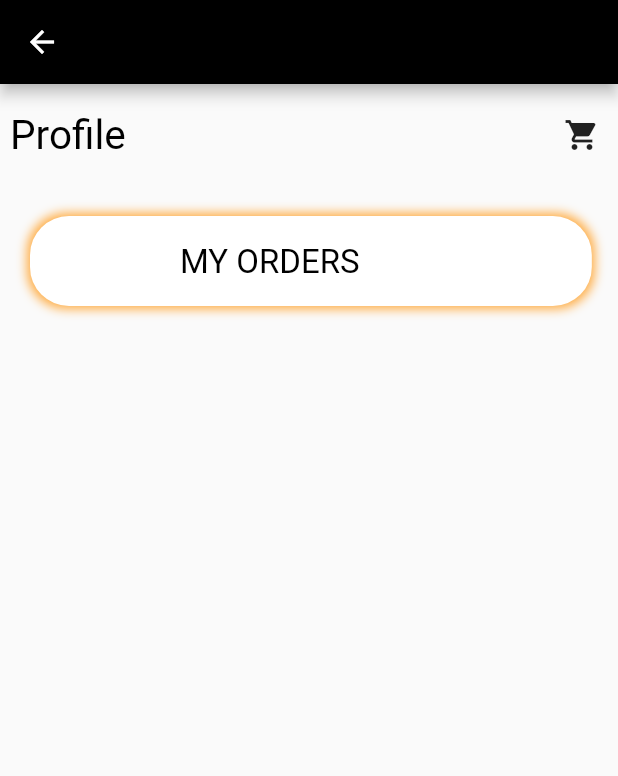
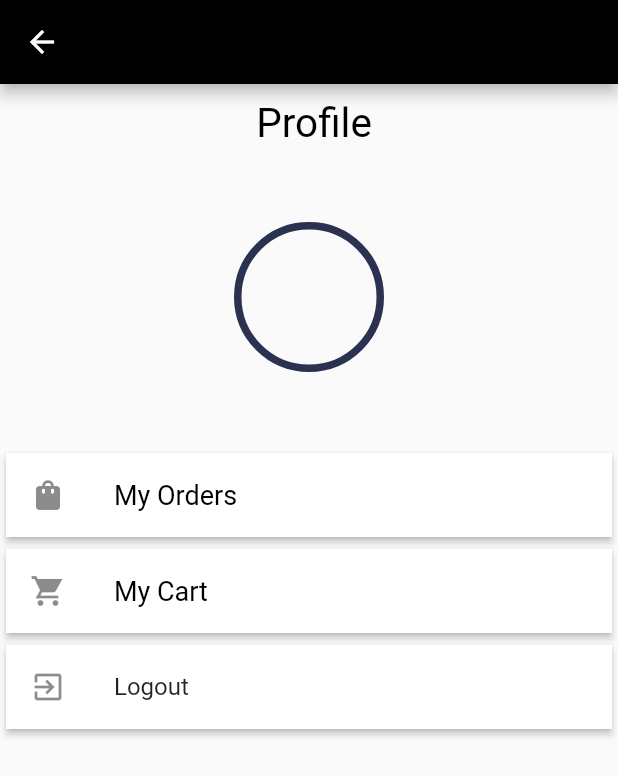
Before and after one commit to prerna12s/Food_delievery_app, a Flutter app: the Profile screen opened by its route, on a phone screen of 412 x 824 dp. Shown: the top 776 px of the screen. Run offline on Flutter 3.47's test engine with Material 2 defaults, Android fonts, the phone set to English and light mode, and no system bars; our stand-ins replace lottie.

Commit message:
added profile section

```diff
--- a/lib/DetailPage.dart
+++ b/lib/DetailPage.dart
@@ -17,13 +17,13 @@ class _DetailState extends State<Detail> {
   bool iconChange=false;
   void changeIconColor() {
     setState(() {
-      iconcolor = iconchange?Colors.red:Colors.black54; // Change color to red
+      iconcolor = iconchange?Colors.red.shade800:Colors.black54; // Change color to red
     });
   }
 
   void changeiconColor() {
     setState(() {
-      iconColor = iconChange?Colors.redAccent:Colors.black54; // Change color to red
+      iconColor = iconChange?Colors.red.shade800:Colors.black54; // Change color to red
     });
   }
 
--- a/lib/Login.dart
+++ b/lib/Login.dart
@@ -11,6 +11,7 @@ class LoginPage extends StatefulWidget {
 }
 
 class _LoginPageState extends State<LoginPage> {
+
   @override
   Widget build(BuildContext context) {
     return  Scaffold(
@@ -18,6 +19,7 @@ class _LoginPageState extends State<LoginPage> {
       body: Container(
           height:double.infinity,
           width:double.infinity,
+          child: SingleChildScrollView(
             child: Column(
               children:[
                 Lottie.asset('lib/images/loginimg.json'),
@@ -29,13 +31,18 @@ class _LoginPageState extends State<LoginPage> {
                   fontSize: 33,
                   fontWeight: FontWeight.bold,
                   letterSpacing: 3,
-              ),),
-             Padding(
-               padding:  EdgeInsets.only(top:40,right:8,left:8,bottom:8),
+                )),
+
+
+                        Container(
+                         width:MediaQuery.of(context).size.width/1.1,
                          child: TextField(
+
+
                             decoration: InputDecoration(
                               fillColor: Colors.white,
-                      filled:true,
+                              filled: true,
+
                               hintText: 'Email',
                               border:OutlineInputBorder(
                                 borderRadius: BorderRadius.circular(26)
@@ -43,6 +50,8 @@ class _LoginPageState extends State<LoginPage> {
                             ),
                           ),
                        ),
+
+
 
                 Padding(
                   padding:  EdgeInsets.only(top:10,right:8,left:8),
@@ -108,6 +117,7 @@ class _LoginPageState extends State<LoginPage> {
 
             ),
           ),
+        ),
 
 
     );
--- a/lib/Profile.dart
+++ b/lib/Profile.dart
@@ -1,6 +1,8 @@
 import 'package:flutter/material.dart';
 import 'package:food_delieveryapp_prerna/Profile.dart';
 import 'package:food_delieveryapp_prerna/DetailPage.dart';
+import 'package:food_delieveryapp_prerna/splash.dart';
+import 'package:lottie/lottie.dart';
 class Profile extends StatefulWidget {
   const Profile({super.key});
 
@@ -21,52 +23,108 @@ class _ProfileState extends State<Profile> {
             padding: const EdgeInsets.symmetric(vertical: 10),
             child: Column(
               children: [
-                Row(
-                  mainAxisAlignment: MainAxisAlignment.spaceBetween,
-                  children: [
+
                     Text(" Profile",style:TextStyle(
                       color:Colors.black,
                       fontSize:27,
-                    )),
-                  IconButton
-                    (onPressed:(){},
-                      icon: Icon(Icons.shopping_cart)),
-                  ],
+            )),
+              Container(
+              height:200,
+               width:500,
+               child: Lottie.asset('lib/images/Profile.json'),
+              ),
+
+
+              Card(
+                shape: RoundedRectangleBorder(borderRadius: BorderRadius.zero),
+                elevation: 2,
+                child: ListTile(
+                  onTap: (){},
+                  leading: Icon(Icons.shopping_bag),
+                  title: Text("My Orders",style: TextStyle(
+                    fontSize:18,
+                    color: Colors.black,
+
+                  ),),
+                  shape: RoundedRectangleBorder(borderRadius: BorderRadius.circular(26) ),
 
                 ),
 
-                Row(
-
-                  children:[
-                    Container(
-                    padding: EdgeInsets.only(left:100,top:18,bottom: 8,),
-                    height:60,
-                    margin: EdgeInsets.only(left:20,top:30,),
-                    width:MediaQuery.of(context).size.width/1.1,
-                    decoration: BoxDecoration(
-                      borderRadius: BorderRadius.circular(26),
-                      color:Colors.white,
-                      boxShadow:[
-                        BoxShadow(
-                          blurRadius: 5,
-                          spreadRadius:2 ,
-                          color: Colors.orangeAccent,
-                        )
-                      ]
-                    ),
-
-                    child:
-
-                      Text("MY ORDERS",style: TextStyle(
-                        color: Colors.black,
-                        fontSize: 22,
-                      ),),
-
-                    )
+                ),
+               Card(
+                shape:RoundedRectangleBorder(borderRadius: BorderRadius.zero),
+                elevation: 2,
+                child: ListTile(
+              onTap: (){
+              },
+               leading:Icon(Icons.shopping_cart_sharp) ,
+              title: Text("My Cart",style: TextStyle(
+                fontSize:18,
+                color: Colors.black,),
+              ),
+             ),
+               ),
 
 
-            ],
-                )
+            Card(
+             elevation: 2,
+            shape: BeveledRectangleBorder(borderRadius: BorderRadius.zero),
+             child: ListTile(
+             onTap: (){
+            Navigator.pushNamed(context, '/');
+             },
+             leading: Icon(Icons.exit_to_app),
+             title: Text("Logout"),
+            ),
+            ),
+
+
+
+
+
+
+
+
+
+
+
+
+
+
+
+
+                //     Row(
+            //
+            //       children:[
+            //         Container(
+            //         padding: EdgeInsets.only(left:100,top:18,bottom: 8,),
+            //         height:60,
+            //         margin: EdgeInsets.only(left:20,top:30,),
+            //         width:MediaQuery.of(context).size.width/1.1,
+            //         decoration: BoxDecoration(
+            //           borderRadius: BorderRadius.circular(26),
+            //           color:Colors.white,
+            //           boxShadow:[
+            //             BoxShadow(
+            //               blurRadius: 5,
+            //               spreadRadius:2 ,
+            //               color: Colors.orangeAccent,
+            //             )
+            //           ]
+            //         ),
+            //
+            //         child:
+            //
+            //           Text("MY ORDERS",style: TextStyle(
+            //             color: Colors.black,
+            //             fontSize: 22,
+            //           ),),
+            //
+            //         )
+            //
+            //
+            // ],
+            //     )
               ],
             ),
           ),
--- a/lib/SignUp.dart
+++ b/lib/SignUp.dart
@@ -19,6 +19,7 @@ class _SignUpState extends State<SignUp> {
         body: Container(
             height:double.infinity,
             width:double.infinity,
+            child: SingleChildScrollView(
               child: Column(
                 children:[
                   Lottie.asset('lib/images/loginimg.json'),
@@ -121,6 +122,7 @@ class _SignUpState extends State<SignUp> {
               ],
                         ),
             ),
+                    ),
 
 
 
```
Also changed, not shown: lib/images/Profile.json (added, +1 -0 lines). Lines whose indentation alone changed are shown as unchanged.
